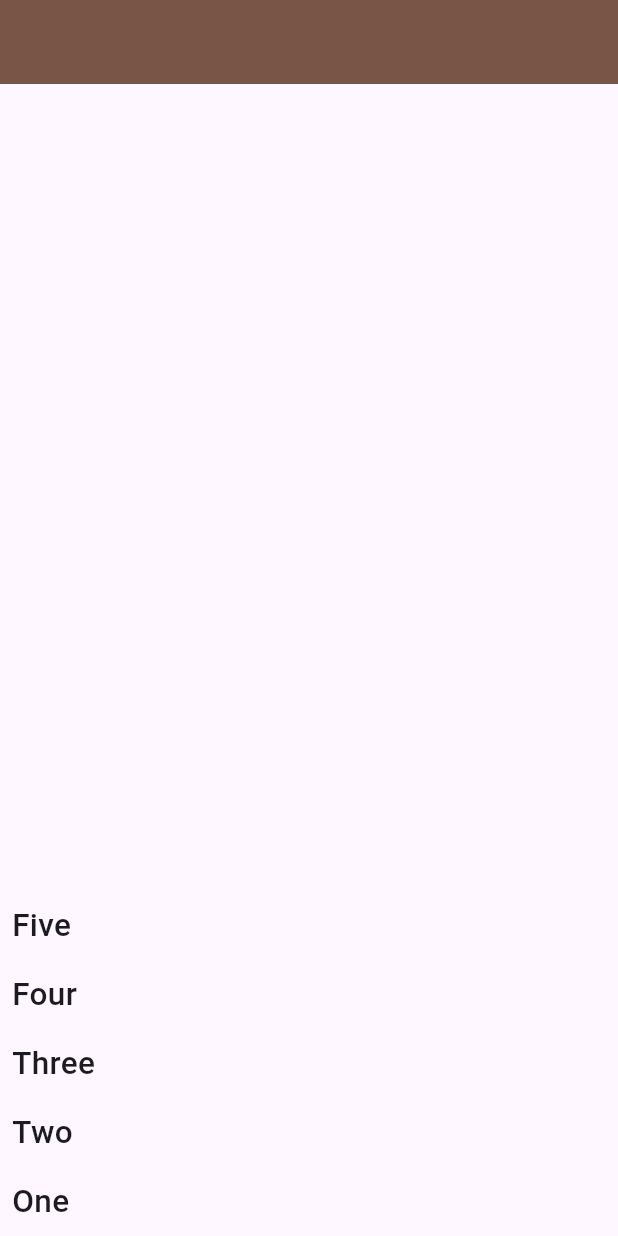
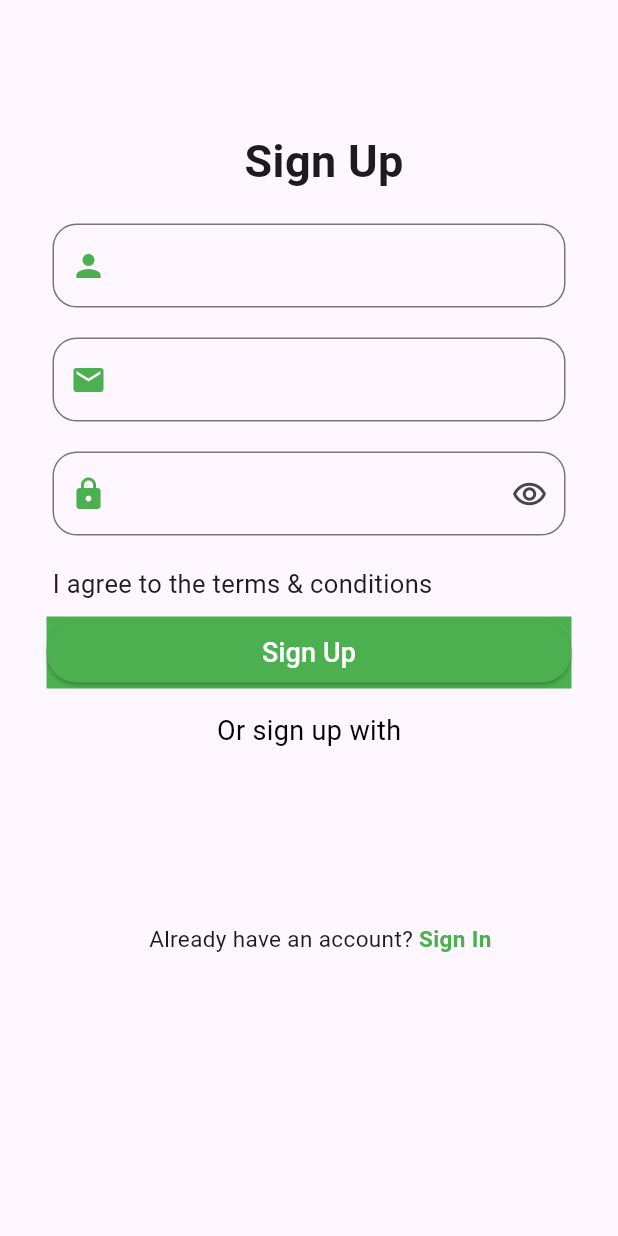
Before and after one commit to pallavipradhan5578/Flutter_practice, a Flutter app: the screen it shows after launch, on a phone screen of 412 x 824 dp. Run offline on Flutter 3.47's test engine with Material 3 defaults, Android fonts, the phone set to English and light mode, and no system bars.

Commit message:
Driven app 2nd page

```diff
--- /dev/null
+++ b/lib/driven2_page.dart
@@ -0,0 +1,124 @@
+import 'package:flutter/material.dart';
+
+class Driven2Page extends StatefulWidget {
+  const Driven2Page({super.key});
+
+  @override
+  State<Driven2Page> createState() => _Driven2PageState();
+}
+
+class _Driven2PageState extends State<Driven2Page> {
+  var usernameText = TextEditingController();
+  var emailText = TextEditingController();
+  var passwordText = TextEditingController();
+  @override
+  Widget build(BuildContext context) {
+    return Scaffold(
+      appBar: AppBar(),
+      body: Column(
+          children: [
+        Padding(
+          padding: const EdgeInsets.only(top: 30.0, left: 20),
+          child: Text(
+            "Sign Up",
+            style: TextStyle(fontSize: 30, fontWeight: FontWeight.bold),
+          ),
+        ),
+        Padding(
+          padding: const EdgeInsets.only(top: 20.0, left: 35, right: 35),
+          child: TextField(
+            controller: usernameText,
+            decoration: InputDecoration(
+                border: OutlineInputBorder(
+                    borderRadius: BorderRadius.circular(16),
+                    borderSide: BorderSide(color: Colors.red)),
+                prefixIcon: Icon(
+                  Icons.person,
+                  color: Colors.green,
+                )),
+          ),
+        ),
+        Padding(
+          padding: const EdgeInsets.only(top: 20.0, left: 35, right: 35),
+          child: TextField(
+            controller: emailText,
+            decoration: InputDecoration(
+              border: OutlineInputBorder(
+                  borderRadius: BorderRadius.circular(16),
+                  borderSide: BorderSide(color: Colors.red)),
+              //  suffixText:"Email.id",
+              // suffixIcon: IconButton(icon: Icon(Icons.remove_red_eye), onPressed: () {}),
+              prefixIcon: Icon(
+                Icons.email,
+                color: Colors.green,
+              ),
+            ),
+          ),
+        ),
+        Padding(
+            padding: const EdgeInsets.only(top: 20.0, left: 35, right: 35),
+            child: TextField(
+              obscureText: true,
+              controller: passwordText,
+              decoration: InputDecoration(
+                  border: OutlineInputBorder(
+                      borderRadius: BorderRadius.circular(16),
+                      borderSide: BorderSide(color: Colors.red)),
+                  suffixIcon: IconButton(
+                      icon: Icon(Icons.remove_red_eye_outlined),
+                      onPressed: () {}),
+                  prefixIcon: Icon(
+                    Icons.lock,
+                    color: Colors.green,
+                  )),
+            )),
+        Row(
+          children: [
+            Padding(
+              padding: const EdgeInsets.only(top: 20.0, left: 35, bottom: 10),
+              child: Text(
+                "I agree to the terms & conditions",
+                style: TextStyle(fontSize: 17),
+              ),
+            ),
+          ],
+        ),
+        Container(
+          color: Colors.green,
+          width: 350,
+          child: ElevatedButton(
+            onPressed: () {
+              String uName = usernameText.text;
+              String uEmail = emailText.toString();
+              String uPass = passwordText.text;
+              print("Username : $uName,Email : $uEmail,Pass : $uPass,");
+            },
+            style: ElevatedButton.styleFrom(
+              backgroundColor: Colors.green,
+            ),
+            child: Text(
+              'Sign Up',
+              style: TextStyle(fontSize: 18, color: Colors.white),
+            ),
+          ),
+        ),Padding(
+          padding: const EdgeInsets.all(15.0),
+          child: Text("Or sign up with",style: TextStyle(color: Colors.black
+              ,fontSize:18, ),),
+        ),
+        Padding(
+          padding: const EdgeInsets.only(top:100.0,left:15),
+          child: SingleChildScrollView(scrollDirection: Axis.horizontal,
+            child: Row(
+              children: [
+                Text("Already have an account? ",style: TextStyle(fontSize: 15),),
+                Text("Sign In",style: TextStyle(color: Colors.green,fontSize: 15,fontWeight: FontWeight.bold),)
+              ],
+            ),
+          ),
+        )
+
+      ]),
+    );
+  }
+}
--- /dev/null
+++ b/lib/listview_builder.dart
@@ -0,0 +1,35 @@
+import 'package:flutter/material.dart';
+
+class ListviewBuilder extends StatefulWidget {
+  const ListviewBuilder({super.key});
+
+  @override
+  State<ListviewBuilder> createState() => _ListviewBuilderState();
+}
+
+class _ListviewBuilderState extends State<ListviewBuilder> {
+  @override
+  Widget build(BuildContext context) {
+    return Scaffold(
+
+      body: Center(
+        child: Row(
+          mainAxisAlignment: MainAxisAlignment.center,
+          children: [
+            Center(
+              child: Text(
+                "D",
+                style: TextStyle(fontSize: 50, color: Colors.green),
+              ),
+            ),
+            Center(
+                child: Text('riven', style: TextStyle(fontSize: 45, color: Colors.black,
+                    decoration: TextDecoration.underline, decorationColor: Colors.green),
+            )
+            )
+          ],
+        ),
+      ),
+    );
+  }
+}
--- a/lib/main.dart
+++ b/lib/main.dart
@@ -1,9 +1,14 @@
 import 'package:flutter/material.dart';
 import 'package:hello_world/dailypractics.dart';
+import 'package:hello_world/driven2_page.dart';
+import 'package:hello_world/listview_builder.dart';
 
 void main() {
-  runApp(MaterialApp(debugShowCheckedModeBanner: false,
-      home: Dailypractics()
+  runApp(MaterialApp(debugShowCheckedModeBanner: false,theme: ThemeData(
+    primarySwatch: Colors.red
+  ),
+      home:  Driven2Page()
+
 
       //   Scaffold(
       //     backgroundColor: Colors.teal,
--- a/lib/userlogin_page.dart
+++ b/lib/userlogin_page.dart
@@ -85,7 +85,6 @@ class _UserloginPageState extends State<UserloginPage> {
                       ),
                       TextField(
                         controller: passwordText,
-                        obscureText: true,
                         obscuringCharacter: "*",
                         decoration: InputDecoration(
                           hintText: " Password ",
```
